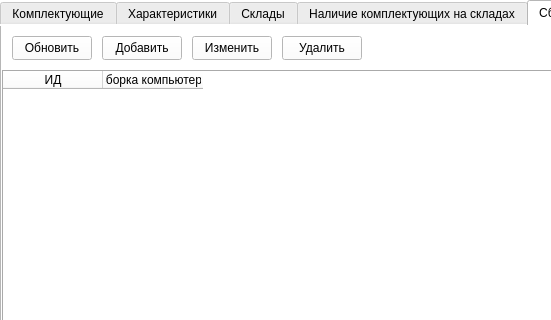
f0rw4rd-dev/hse-hsms-wpf, file src/mainwindow.ui: the form before one commit; both pictures show x 0 to 551 and y 0 to 320 of the 1000 by 600 pixel window.
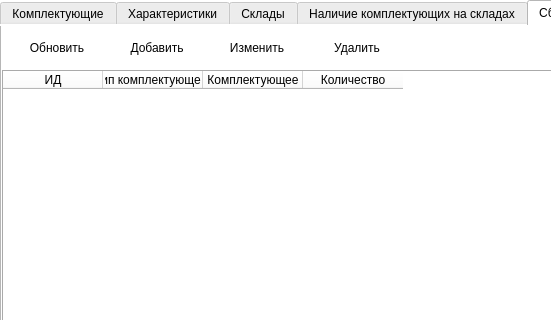
The form after the commit. Icons and pictures are not drawn.

Commit message: Update computers table

```diff
--- a/src/mainwindow.ui
+++ b/src/mainwindow.ui
@@ -730,41 +730,92 @@
        <widget class="QPushButton" name="buttonAddComputer">
         <property name="geometry">
          <rect>
-          <x>100</x>
+          <x>110</x>
           <y>10</y>
-          <width>80</width>
+          <width>90</width>
           <height>24</height>
          </rect>
         </property>
+        <property name="styleSheet">
+         <string notr="true">QPushButton
+{
+border: none;
+}</string>
+        </property>
         <property name="text">
          <string>Добавить</string>
         </property>
+        <property name="icon">
+         <iconset>
+          <activeon>:/resources/icons/resources/icons/icons8-insert-page-100.png</activeon>
+         </iconset>
+        </property>
+        <property name="iconSize">
+         <size>
+          <width>24</width>
+          <height>24</height>
+         </size>
+        </property>
        </widget>
        <widget class="QPushButton" name="buttonDeleteComputer">
         <property name="geometry">
          <rect>
-          <x>280</x>
+          <x>310</x>
           <y>10</y>
-          <width>80</width>
+          <width>90</width>
           <height>24</height>
          </rect>
         </property>
+        <property name="styleSheet">
+         <string notr="true">QPushButton
+{
+border: none;
+}</string>
+        </property>
         <property name="text">
          <string>Удалить</string>
         </property>
+        <property name="icon">
+         <iconset>
+          <activeon>:/resources/icons/resources/icons/icons8-trash-100.png</activeon>
+         </iconset>
+        </property>
+        <property name="iconSize">
+         <size>
+          <width>24</width>
+          <height>24</height>
+         </size>
+        </property>
        </widget>
        <widget class="QPushButton" name="buttonLoadComputers">
         <property name="geometry">
          <rect>
           <x>10</x>
           <y>10</y>
-          <width>80</width>
+          <width>90</width>
           <height>24</height>
          </rect>
         </property>
+        <property name="styleSheet">
+         <string notr="true">QPushButton
+{
+border: none;
+}</string>
+        </property>
         <property name="text">
          <string>Обновить</string>
         </property>
+        <property name="icon">
+         <iconset>
+          <activeon>:/resources/icons/resources/icons/icons8-update-100.png</activeon>
+         </iconset>
+        </property>
+        <property name="iconSize">
+         <size>
+          <width>24</width>
+          <height>24</height>
+         </size>
+        </property>
        </widget>
        <widget class="QTableWidget" name="tableComputers">
         <property name="geometry">
@@ -812,22 +863,49 @@
         </column>
         <column>
          <property name="text">
-          <string>Сборка компьютера</string>
+          <string>Тип комплектующего</string>
+         </property>
+        </column>
+        <column>
+         <property name="text">
+          <string>Комплектующее</string>
+         </property>
+        </column>
+        <column>
+         <property name="text">
+          <string>Количество</string>
          </property>
         </column>
        </widget>
        <widget class="QPushButton" name="buttonSetComputer">
         <property name="geometry">
          <rect>
-          <x>190</x>
+          <x>210</x>
           <y>10</y>
-          <width>80</width>
+          <width>90</width>
           <height>24</height>
          </rect>
         </property>
+        <property name="styleSheet">
+         <string notr="true">QPushButton
+{
+border: none;
+}</string>
+        </property>
         <property name="text">
          <string>Изменить</string>
         </property>
+        <property name="icon">
+         <iconset>
+          <activeon>:/resources/icons/resources/icons/icons8-edit-100.png</activeon>
+         </iconset>
+        </property>
+        <property name="iconSize">
+         <size>
+          <width>24</width>
+          <height>24</height>
+         </size>
+        </property>
        </widget>
       </widget>
       <widget class="QWidget" name="tabUsers">
```
The commit also changes 1 other file.
